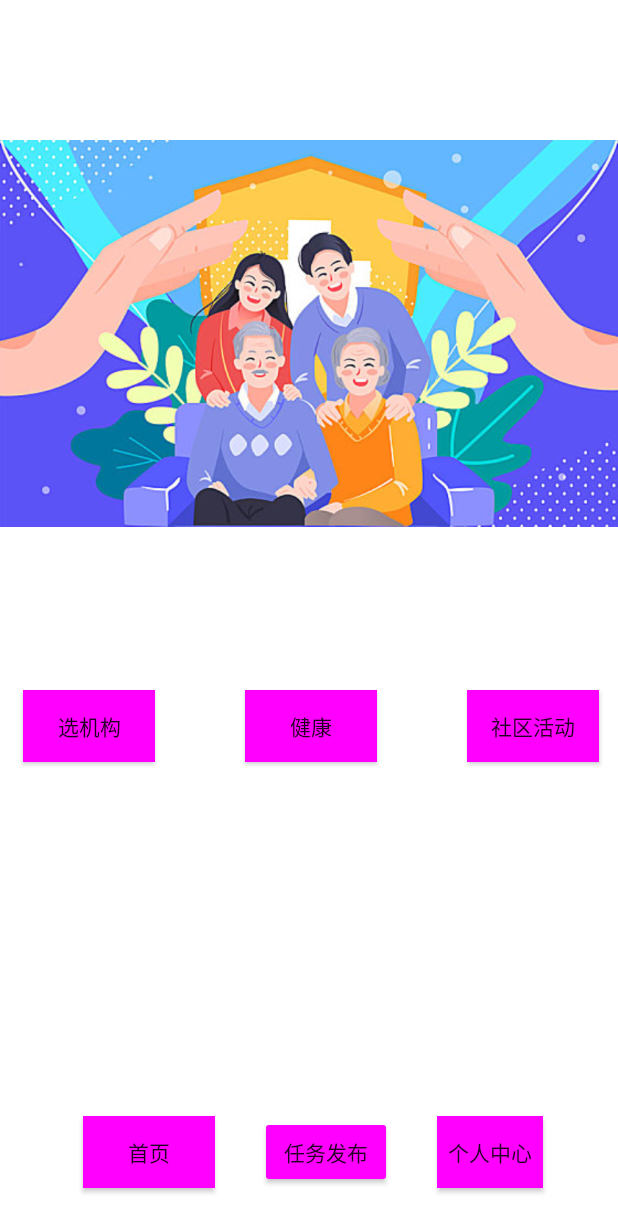
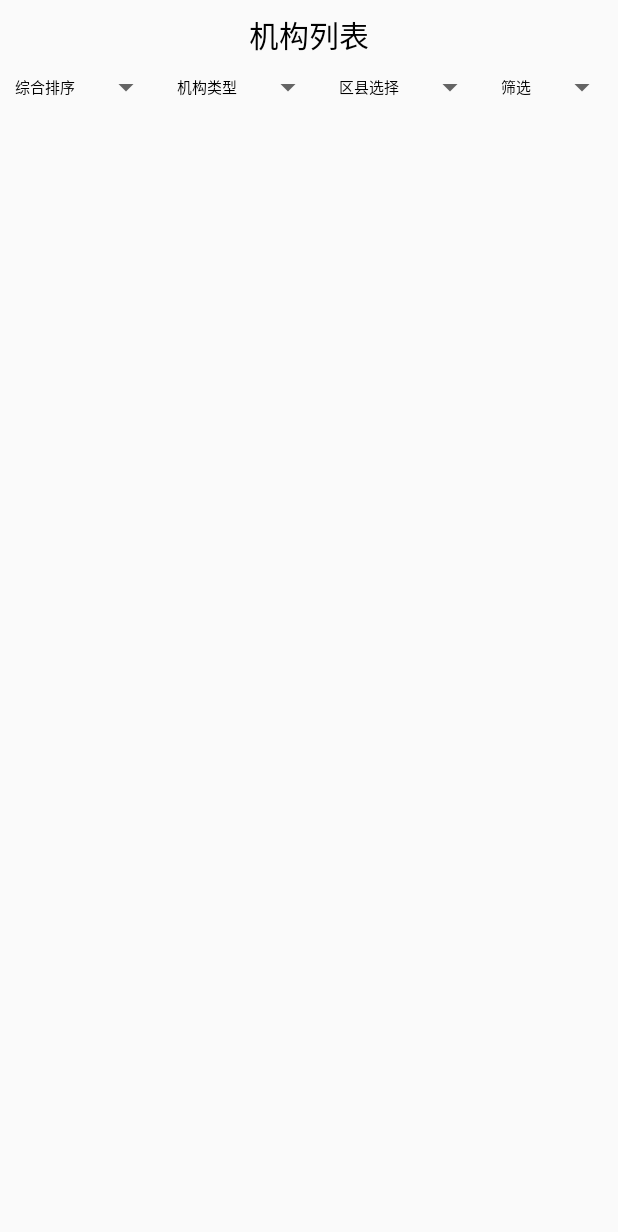
Before and after one commit to Baihappyday/lnb, an Android app: the UserMainInterfaceActivity screen opened directly, with no data from a screen before it, after a tap on "选机构", on a phone screen of 412 x 824 dp. Shown: the top 1232 px of the screen. Run offline under Robolectric (Android 15) with nearby library versions, the phone set to English and light mode, and no system bars.

Commit message:
Merge branch 'main' of https://github.com/Baihappyday/lnb
# Conflicts:
#	app/src/main/AndroidManifest.xml

```diff
--- a/app/src/main/AndroidManifest.xml
+++ b/app/src/main/AndroidManifest.xml
@@ -9,7 +9,8 @@
         android:roundIcon="@mipmap/ic_launcher_round"
         android:supportsRtl="true"
         android:theme="@style/AppTheme.NoActionBar">
-        <activity android:name=".user.TaskRelease"></activity>
+        <activity android:name=".user.SkimInstitution"></activity>
+        <activity android:name=".user.TaskRelease" />
         <activity android:name=".user.UserWallet" />
         <activity android:name=".worker.workpersonalcenterActivity" />
         <activity android:name=".worker.WorkmaininterfaceAcitvity" />
--- /dev/null
+++ b/app/src/main/java/com/example/login/user/SkimInstitution.java
@@ -0,0 +1,66 @@
+package com.example.login.user;
+
+import androidx.appcompat.app.AppCompatActivity;
+
+import android.os.Bundle;
+import android.view.View;
+import android.widget.AdapterView;
+import android.widget.ArrayAdapter;
+import android.widget.Spinner;
+import android.widget.Toast;
+
+import com.example.login.R;
+
+public class SkimInstitution extends AppCompatActivity {
+
+    @Override
+    protected void onCreate(Bundle savedInstanceState) {
+        super.onCreate(savedInstanceState);
+        setContentView(R.layout.activity_skim_institution);
+
+        ArrayAdapter<String> multiarrangeAdapter = new ArrayAdapter<String>(this,
+                R.layout.item_select_insti, multiarrangeArray);
+        ArrayAdapter<String> institypeAdapter = new ArrayAdapter<String>(this,
+                R.layout.item_select_insti, institypeArray);
+        ArrayAdapter<String> regionAdapter = new ArrayAdapter<String>(this,
+                R.layout.item_select_insti, regionArray);
+        ArrayAdapter<String> filterAdapter = new ArrayAdapter<String>(this,
+                R.layout.item_select_insti, filterArray);
+
+        Spinner sp = (Spinner) findViewById(R.id.multi_arrange);
+        Spinner sp1 = (Spinner) findViewById(R.id.insti_type);
+        Spinner sp2 = (Spinner) findViewById(R.id.region_choose);
+        Spinner sp3 = (Spinner) findViewById(R.id.filter);
+        sp.setPrompt("综合排序");
+        sp.setAdapter(multiarrangeAdapter);
+        sp.setSelection(0);
+        sp.setOnItemSelectedListener(new SkimInstitution.MySelectedListener());
+        sp1.setPrompt("机构类型");
+        sp1.setAdapter(institypeAdapter);
+        sp1.setSelection(0);
+        sp1.setOnItemSelectedListener(new SkimInstitution.MySelectedListener());
+        sp2.setPrompt("区县选择");
+        sp2.setAdapter(regionAdapter);
+        sp2.setSelection(0);
+        sp2.setOnItemSelectedListener(new SkimInstitution.MySelectedListener());
+        sp3.setPrompt("筛选");
+        sp3.setAdapter(filterAdapter);
+        sp3.setSelection(0);
+        sp3.setOnItemSelectedListener(new SkimInstitution.MySelectedListener());
+    }
+
+    private String[] multiarrangeArray = {"综合排序", "1", "2", "3", "4"};
+    private String[] institypeArray = {"机构类型", "1", "2", "3"};
+    private String[] regionArray = {"区县选择", "1", "2", "3"};
+    private String[] filterArray = {"筛选", "1", "2", "3"};
+
+
+    class MySelectedListener implements AdapterView.OnItemSelectedListener {
+        public void onItemSelected(AdapterView<?> arg0, View arg1, int arg2, long arg3) {
+            //Toast.makeText(SkimInstitution.this, "您选择的是"+institypeArray[arg2], Toast.LENGTH_SHORT).show();
+        }
+
+        public void onNothingSelected(AdapterView<?> arg0) {
+        }
+    }
+}
--- a/app/src/main/java/com/example/login/user/TaskRelease.java
+++ b/app/src/main/java/com/example/login/user/TaskRelease.java
@@ -52,7 +52,7 @@ public class TaskRelease extends AppCompatActivity implements View.OnClickListen
 
     @Override
     public void onClick(View v) {
-        if (v.getId() == R.id.spinner_stuff) {
+        if (v.getId() == R.id.submit) {//提交订单
 
         }
     }
--- a/app/src/main/java/com/example/login/user/UserMainInterfaceActivity.java
+++ b/app/src/main/java/com/example/login/user/UserMainInterfaceActivity.java
@@ -24,7 +24,8 @@ public class UserMainInterfaceActivity extends AppCompatActivity
         select_institution.setOnClickListener(new View.OnClickListener() {
             @Override
             public void onClick(View view) {
-                /****界面缺失***/
+                Intent intent=new Intent(UserMainInterfaceActivity.this, SkimInstitution.class);
+                startActivity(intent);
             }
         });
 
--- /dev/null
+++ b/app/src/main/res/layout/activity_skim_institution.xml
@@ -0,0 +1,65 @@
+<?xml version="1.0" encoding="utf-8"?>
+<androidx.constraintlayout.widget.ConstraintLayout xmlns:android="http://schemas.android.com/apk/res/android"
+    xmlns:app="http://schemas.android.com/apk/res-auto"
+    xmlns:tools="http://schemas.android.com/tools"
+    android:layout_width="match_parent"
+    android:layout_height="match_parent"
+    tools:context=".user.SkimInstitution">
+
+    <androidx.core.widget.NestedScrollView
+        android:layout_width="match_parent"
+        android:layout_height="match_parent"
+        android:fillViewport="true">
+
+        <LinearLayout
+            android:layout_width="match_parent"
+            android:layout_height="wrap_content"
+            android:orientation="vertical" >
+
+            <TextView
+                android:layout_width="match_parent"
+                android:layout_height="wrap_content"
+                android:layout_margin="8dp"
+                android:gravity="center"
+                android:text="机构列表"
+                android:textColor="@color/black"
+                android:textSize="20sp" />
+
+            <LinearLayout
+                android:layout_width="match_parent"
+                android:layout_height="wrap_content">
+
+                <Spinner
+                    android:id="@+id/multi_arrange"
+                    android:layout_width="wrap_content"
+                    android:layout_height="wrap_content"
+                    android:layout_weight="1" />
+
+                <Spinner
+                    android:id="@+id/insti_type"
+                    android:layout_width="wrap_content"
+                    android:layout_height="wrap_content"
+                    android:layout_weight="1" />
+
+                <Spinner
+                    android:id="@+id/region_choose"
+                    android:layout_width="wrap_content"
+                    android:layout_height="wrap_content"
+                    android:layout_weight="1" />
+
+                <Spinner
+                    android:id="@+id/filter"
+                    android:layout_width="wrap_content"
+                    android:layout_height="wrap_content"
+                    android:layout_weight="1" />
+            </LinearLayout>
+
+            <RelativeLayout
+                android:layout_width="match_parent"
+                android:layout_height="match_parent">
+
+            </RelativeLayout>
+
+        </LinearLayout>
+    </androidx.core.widget.NestedScrollView>
+</androidx.constraintlayout.widget.ConstraintLayout>
--- /dev/null
+++ b/app/src/main/res/layout/institution.xml
@@ -0,0 +1,6 @@
+<?xml version="1.0" encoding="utf-8"?>
+<androidx.constraintlayout.widget.ConstraintLayout
+    xmlns:android="http://schemas.android.com/apk/res/android" android:layout_width="match_parent"
+    android:layout_height="match_parent">
+
+</androidx.constraintlayout.widget.ConstraintLayout>
--- /dev/null
+++ b/app/src/main/res/layout/item_select_insti.xml
@@ -0,0 +1,8 @@
+<TextView xmlns:android="http://schemas.android.com/apk/res/android"
+    android:id="@+id/tv_name"
+    android:layout_width="match_parent"
+    android:layout_height="wrap_content"
+    android:singleLine="true"
+    android:gravity="center"
+    android:textSize="10sp"
+    android:textColor="@color/black" />
```
